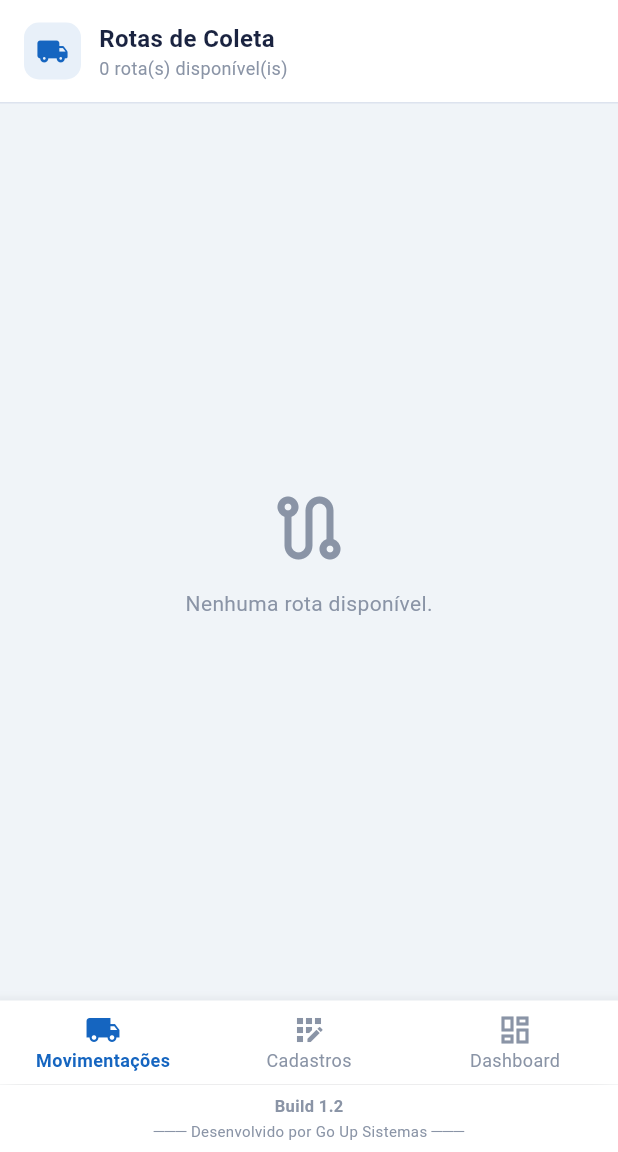
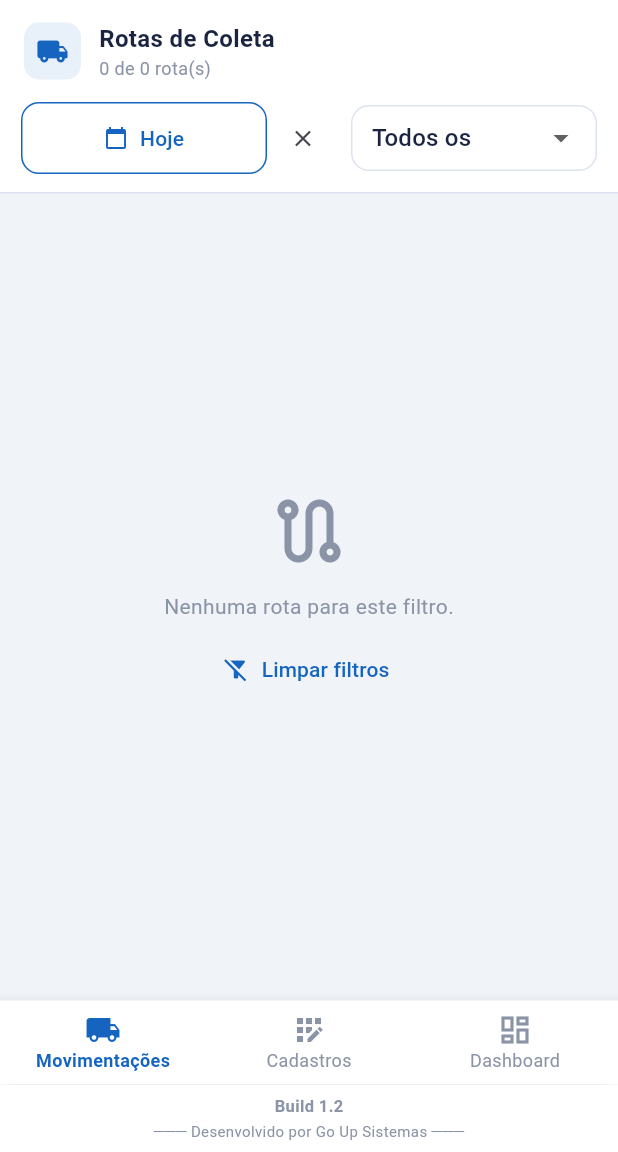
Before and after one commit to wgravinajunior-design/ColetaMobile, a Flutter app: the HomePage screen opened directly with empty values, on a phone screen of 412 x 824 dp, the part 84-1236 px from its top. Run offline on Flutter 3.47's test engine with Material 3 defaults, Android fonts, the phone set to English and light mode, and no system bars; our stand-ins replace connectivity_plus, image_picker, pdf, printing, shared_preferences, sqflite and 1 more; accounts and stored records are empty; network calls fail.

Commit message:
Login enxuto, Configuracoes unificada e filtros no mobile
Retaguarda (v2.3.0):

- Tela de login perdeu a faixa vazia no topo: o botao de engrenagem estava
  posicionado sobre o conteudo e empurrava o cartao para baixo. Agora a
  entrada em Configuracoes fica abaixo do cartao, discreta.
- 'Conferir banco de dados' e a selecao de logo sairam do login e foram
  para dentro de Configuracoes, junto do resto dos ajustes. No login ficou
  so o necessario para entrar.
- Configuracoes reorganizada em secoes (Banco de dados, Aparencia, Sobre),
  com usuario e senha do Firebird — que passaram a vir do conf.ini — e
  seletor de arquivo para o .FDB.
- Teste de conexao usava 3050 como padrao errado (3000, que e porta de
  aplicacao).
- A versao exibida estava fixa em v1.17.0 desde sempre; agora sai de
  core/app_info.dart, junto do repositorio de onde vem a atualizacao.

Mobile (v1.4.0):

- Movimentacoes de rota ganharam filtro por data e por status, com a data
  de hoje selecionada por padrao — e a rota que o motorista vai rodar.
- Rotulo relativo ('Hoje', 'Ontem') e atalho para limpar os filtros quando
  a lista fica vazia por causa deles.
- Contador do cabecalho passa a mostrar 'N de M rota(s)'.

Co-Authored-By: Claude Opus 5 <noreply@anthropic.com>

```diff
--- a/lib/pages/tabs/movimentacoes_tab.dart
+++ b/lib/pages/tabs/movimentacoes_tab.dart
@@ -4,14 +4,57 @@ import '../../main.dart' show AppColors;
 import '../../providers/coleta_provider.dart';
 import '../rota_detalhe_page.dart';
 
-class MovimentacoesTab extends StatelessWidget {
+class MovimentacoesTab extends StatefulWidget {
   final String userRole;
   const MovimentacoesTab({super.key, required this.userRole});
 
   @override
+  State<MovimentacoesTab> createState() => _MovimentacoesTabState();
+}
+
+class _MovimentacoesTabState extends State<MovimentacoesTab> {
+  /// Começa no dia de hoje: é a rota que o motorista vai rodar agora.
+  DateTime? _data = DateTime.now();
+  RotaStatus? _status;
+
+  bool _mesmoDia(DateTime a, DateTime b) =>
+      a.year == b.year && a.month == b.month && a.day == b.day;
+
+  List<Rota> _filtrar(List<Rota> rotas) {
+    return rotas.where((r) {
+      if (_data != null && !_mesmoDia(r.data, _data!)) return false;
+      if (_status != null && r.status != _status) return false;
+      return true;
+    }).toList();
+  }
+
+  Future<void> _escolherData() async {
+    final hoje = DateTime.now();
+    final escolhida = await showDatePicker(
+      context: context,
+      initialDate: _data ?? hoje,
+      firstDate: DateTime(hoje.year - 1),
+      lastDate: DateTime(hoje.year + 1),
+      locale: const Locale('pt', 'BR'),
+    );
+    if (escolhida != null) setState(() => _data = escolhida);
+  }
+
+  String get _rotuloData {
+    if (_data == null) return 'Todas as datas';
+    final hoje = DateTime.now();
+    if (_mesmoDia(_data!, hoje)) return 'Hoje';
+    if (_mesmoDia(_data!, hoje.subtract(const Duration(days: 1)))) {
+      return 'Ontem';
+    }
+    String dois(int n) => n.toString().padLeft(2, '0');
+    return '${dois(_data!.day)}/${dois(_data!.month)}/${_data!.year}';
+  }
+
+  @override
   Widget build(BuildContext context) {
     final provider = Provider.of<ColetaProvider>(context);
-    final rotas = provider.rotas;
+    final visiveis = _filtrar(provider.rotas);
 
     return Column(
       crossAxisAlignment: CrossAxisAlignment.stretch,
@@ -33,35 +76,109 @@ class MovimentacoesTab extends StatelessWidget {
             Column(crossAxisAlignment: CrossAxisAlignment.start, children: [
               const Text('Rotas de Coleta',
                   style: TextStyle(fontSize: 16, fontWeight: FontWeight.bold, color: AppColors.textDark)),
-              Text('${rotas.length} rota(s) disponível(is)',
+              Text('${visiveis.length} de ${provider.rotas.length} rota(s)',
                   style: const TextStyle(fontSize: 12, color: AppColors.textLight)),
             ]),
           ]),
         ),
+        _buildFiltros(),
         const Divider(height: 1),
 
         // Lista de rotas
         Expanded(
-          child: rotas.isEmpty
-              ? const Center(
+          child: visiveis.isEmpty
+              ? Center(
                   child: Column(
                     mainAxisSize: MainAxisSize.min,
                     children: [
-                      Icon(Icons.route_outlined, size: 56, color: AppColors.textLight),
-                      SizedBox(height: 12),
-                      Text('Nenhuma rota disponível.',
-                          style: TextStyle(color: AppColors.textLight, fontSize: 14)),
+                      const Icon(Icons.route_outlined, size: 56, color: AppColors.textLight),
+                      const SizedBox(height: 12),
+                      Text(
+                        _data != null || _status != null
+                            ? 'Nenhuma rota para este filtro.'
+                            : 'Nenhuma rota disponível.',
+                        style: const TextStyle(color: AppColors.textLight, fontSize: 14),
+                      ),
+                      if (_data != null || _status != null) ...[
+                        const SizedBox(height: 8),
+                        TextButton.icon(
+                          icon: const Icon(Icons.filter_alt_off, size: 18),
+                          label: const Text('Limpar filtros'),
+                          onPressed: () => setState(() {
+                            _data = null;
+                            _status = null;
+                          }),
+                        ),
+                      ],
                     ],
                   ),
                 )
               : ListView.separated(
                   padding: const EdgeInsets.all(14),
-                  itemCount: rotas.length,
+                  itemCount: visiveis.length,
                   separatorBuilder: (_, __) => const SizedBox(height: 10),
-                  itemBuilder: (_, i) => _RotaCard(rota: rotas[i]),
+                  itemBuilder: (_, i) => _RotaCard(rota: visiveis[i]),
                 ),
         ),
       ],
+    );
+  }
+
+  Widget _buildFiltros() {
+    const statusLabels = {
+      RotaStatus.pendente: 'Pendente',
+      RotaStatus.liberada: 'Liberada',
+      RotaStatus.emAndamento: 'Em andamento',
+      RotaStatus.finalizada: 'Finalizada',
+    };
+
+    return Container(
+      color: Colors.white,
+      padding: const EdgeInsets.fromLTRB(14, 0, 14, 12),
+      child: Row(
+        children: [
+          Expanded(
+            child: OutlinedButton.icon(
+              icon: const Icon(Icons.calendar_today, size: 16),
+              label: Text(_rotuloData, overflow: TextOverflow.ellipsis),
+              onPressed: _escolherData,
+            ),
+          ),
+          // Só aparece com filtro de data ativo — volta para "todas as datas".
+          if (_data != null)
+            IconButton(
+              icon: const Icon(Icons.close, size: 18),
+              tooltip: 'Todas as datas',
+              onPressed: () => setState(() => _data = null),
+            ),
+          const SizedBox(width: 8),
+          Expanded(
+            child: DropdownButtonFormField<RotaStatus?>(
+              initialValue: _status,
+              isExpanded: true,
+              decoration: const InputDecoration(
+                isDense: true,
+                contentPadding: EdgeInsets.symmetric(horizontal: 10, vertical: 10),
+                border: OutlineInputBorder(),
+              ),
+              hint: const Text('Status'),
+              items: [
+                const DropdownMenuItem<RotaStatus?>(
+                  value: null,
+                  child: Text('Todos os status'),
+                ),
+                ...statusLabels.entries.map(
+                  (e) => DropdownMenuItem<RotaStatus?>(
+                    value: e.key,
+                    child: Text(e.value),
+                  ),
+                ),
+              ],
+              onChanged: (v) => setState(() => _status = v),
+            ),
+          ),
+        ],
+      ),
     );
   }
 }
--- a/pubspec.yaml
+++ b/pubspec.yaml
@@ -16,7 +16,7 @@ publish_to: 'none' # Remove this line if you wish to publish to pub.dev
 # https://developer.apple.com/library/archive/documentation/General/Reference/InfoPlistKeyReference/Articles/CoreFoundationKeys.html
 # In Windows, build-name is used as the major, minor, and patch parts
 # of the product and file versions while build-number is used as the build suffix.
-version: 1.3.3+6
+version: 1.4.0+7
 
 environment:
   sdk: ^3.11.4
```
